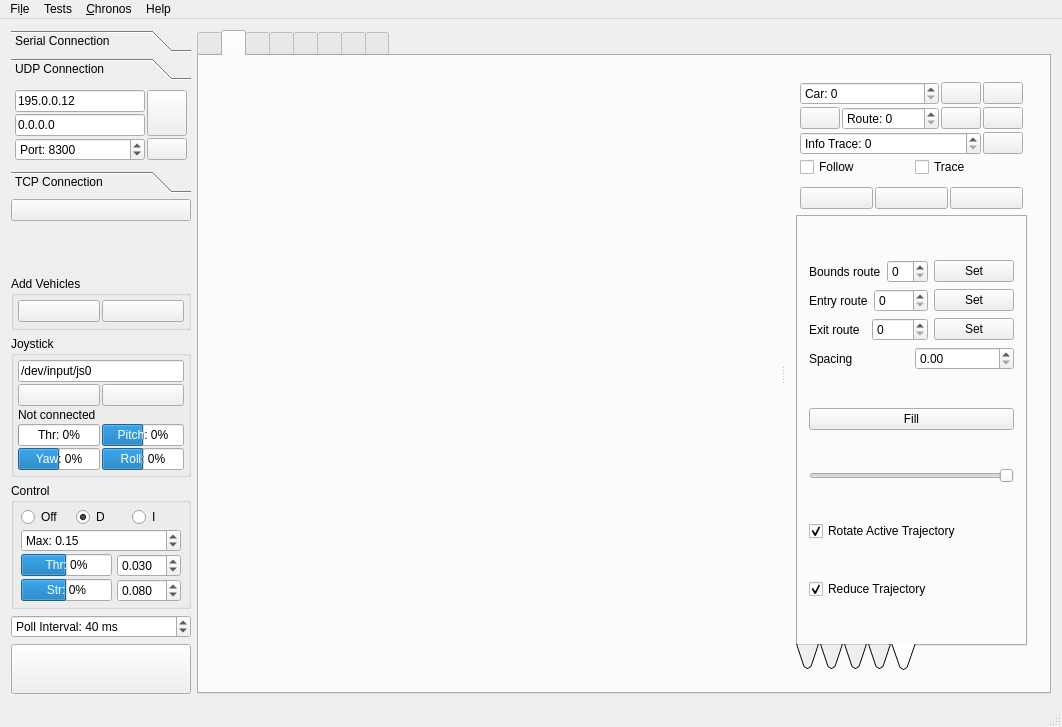
vedderb/rise_sdvp, file Linux/RControlStation/mainwindow.ui: the form before one commit.
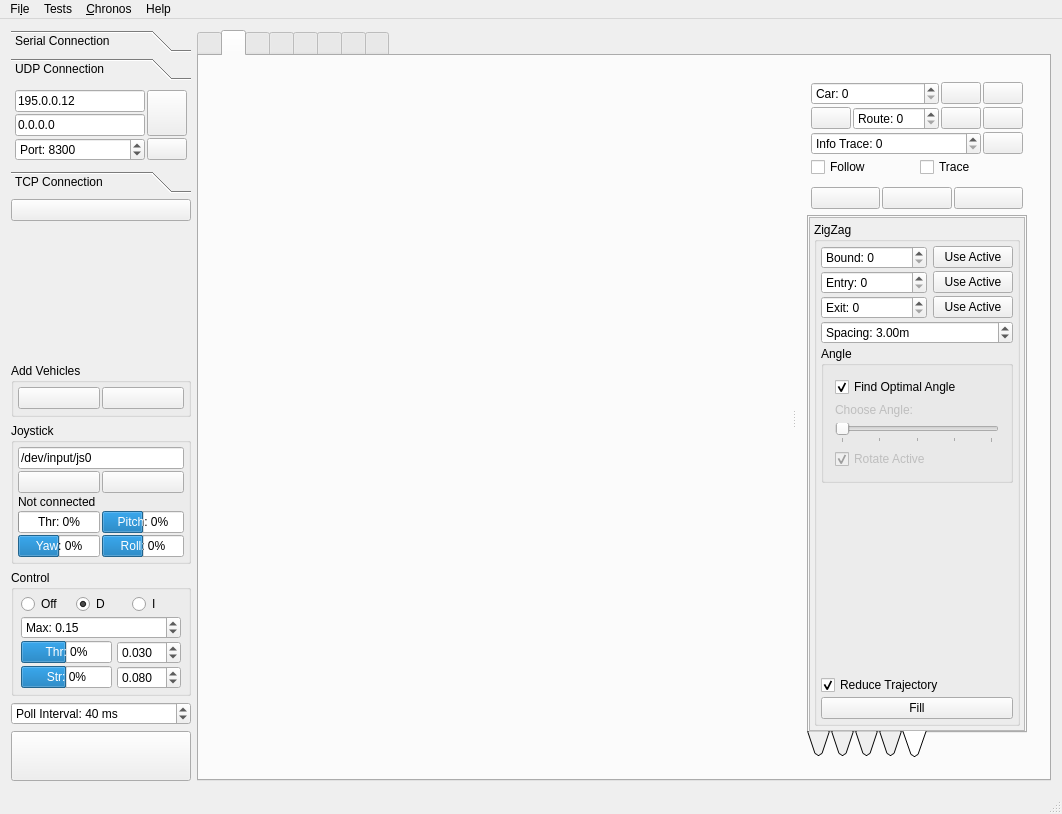
The form after the commit. The open tabs and pages were chosen to show the change. Icons and pictures are not drawn. Custom widgets are drawn as their Qt base class.

Commit message: RouteMagic: implement function to find optimal zigzag direction in a convex polygon, UI refresh

What changed in the file:
```diff
--- a/Linux/RControlStation/mainwindow.ui
+++ b/Linux/RControlStation/mainwindow.ui
@@ -7,7 +7,7 @@
     <x>0</x>
     <y>0</y>
     <width>1062</width>
-    <height>727</height>
+    <height>814</height>
    </rect>
   </property>
   <property name="windowTitle">
@@ -2760,96 +2760,209 @@
                 <string/>
                </attribute>
                <layout class="QVBoxLayout" name="verticalLayout_26">
+                <property name="spacing">
+                 <number>0</number>
+                </property>
+                <property name="leftMargin">
+                 <number>0</number>
+                </property>
+                <property name="topMargin">
+                 <number>0</number>
+                </property>
+                <property name="rightMargin">
+                 <number>0</number>
+                </property>
+                <property name="bottomMargin">
+                 <number>0</number>
+                </property>
                 <item>
-                 <layout class="QGridLayout" name="gridLayout_12">
-                  <item row="2" column="0">
-                   <layout class="QHBoxLayout" name="horizontalLayout_19">
-                    <item>
-                     <widget class="QLabel" name="label_4">
-                      <property name="text">
-                       <string>Exit route</string>
-                      </property>
-                     </widget>
-                    </item>
+                 <widget class="QScrollArea" name="scrollArea_4">
+                  <property name="horizontalScrollBarPolicy">
+                   <enum>Qt::ScrollBarAlwaysOff</enum>
+                  </property>
+                  <property name="widgetResizable">
+                   <bool>true</bool>
+                  </property>
+                  <widget class="QWidget" name="scrollAreaWidgetContents_4">
+                   <property name="geometry">
+                    <rect>
+                     <x>0</x>
+                     <y>0</y>
+                     <width>243</width>
+                     <height>468</height>
+                    </rect>
+                   </property>
+                   <layout class="QVBoxLayout" name="verticalLayout_27">
+                    <property name="spacing">
+                     <number>2</number>
+                    </property>
+                    <property name="leftMargin">
+                     <number>4</number>
+                    </property>
+                    <property name="topMargin">
+                     <number>4</number>
+                    </property>
+                    <property name="rightMargin">
+                     <number>4</number>
+                    </property>
+                    <property name="bottomMargin">
+                     <number>4</number>
+                    </property>
                     <item>
-                     <widget class="QSpinBox" name="exitRouteSpinBox"/>
-                    </item>
-                    <item>
-                     <widget class="QPushButton" name="setExitRoutePushButton">
-                      <property name="text">
-                       <string>Set</string>
+                     <widget class="QGroupBox" name="groupBox_20">
+                      <property name="sizePolicy">
+                       <sizepolicy hsizetype="Preferred" vsizetype="Minimum">
+                        <horstretch>0</horstretch>
+                        <verstretch>0</verstretch>
+                       </sizepolicy>
                       </property>
-                     </widget>
-                    </item>
-                   </layout>
-                  </item>
-                  <item row="0" column="0">
+                      <property name="title">
+                       <string>ZigZag</string>
+                      </property>
+                      <layout class="QVBoxLayout" name="verticalLayout_28">
+                       <property name="spacing">
+                        <number>2</number>
+                       </property>
+                       <property name="leftMargin">
+                        <number>4</number>
+                       </property>
+                       <property name="topMargin">
+                        <number>4</number>
+                       </property>
+                       <property name="rightMargin">
+                        <number>4</number>
+                       </property>
+                       <property name="bottomMargin">
+                        <number>4</number>
+                       </property>
+                       <item>
                    <layout class="QHBoxLayout" name="horizontalLayout_17">
                     <item>
-                     <widget class="QLabel" name="label">
-                      <property name="text">
-                       <string>Bounds route</string>
+                          <widget class="QSpinBox" name="boundsRouteSpinBox">
+                           <property name="sizePolicy">
+                            <sizepolicy hsizetype="MinimumExpanding" vsizetype="Fixed">
+                             <horstretch>0</horstretch>
+                             <verstretch>0</verstretch>
+                            </sizepolicy>
+                           </property>
+                           <property name="prefix">
+                            <string>Bound: </string>
                       </property>
                      </widget>
                     </item>
-                    <item>
-                     <widget class="QSpinBox" name="boundsRouteSpinBox"/>
-                    </item>
                     <item>
                      <widget class="QPushButton" name="setBoundsRoutePushButton">
                       <property name="text">
-                       <string>Set</string>
+                            <string>Use Active</string>
                       </property>
                      </widget>
                     </item>
                    </layout>
                   </item>
-                  <item row="1" column="0">
+                       <item>
                    <layout class="QHBoxLayout" name="horizontalLayout_18">
+                         <property name="spacing">
+                          <number>6</number>
+                         </property>
                     <item>
-                     <widget class="QLabel" name="label_2">
-                      <property name="text">
-                       <string>Entry route</string>
+                          <widget class="QSpinBox" name="entryRouteSpinBox">
+                           <property name="sizePolicy">
+                            <sizepolicy hsizetype="MinimumExpanding" vsizetype="Fixed">
+                             <horstretch>0</horstretch>
+                             <verstretch>0</verstretch>
+                            </sizepolicy>
+                           </property>
+                           <property name="prefix">
+                            <string>Entry: </string>
                       </property>
                      </widget>
                     </item>
-                    <item>
-                     <widget class="QSpinBox" name="entryRouteSpinBox"/>
-                    </item>
                     <item>
                      <widget class="QPushButton" name="setEntryRoutePushButton">
                       <property name="text">
-                       <string>Set</string>
+                            <string>Use Active</string>
                       </property>
                      </widget>
                     </item>
                    </layout>
                   </item>
-                  <item row="3" column="0">
-                   <layout class="QHBoxLayout" name="horizontalLayout_20">
                     <item>
-                     <widget class="QLabel" name="label_5">
-                      <property name="text">
-                       <string>Spacing</string>
-                      </property>
+                        <layout class="QHBoxLayout" name="horizontalLayout_19">
+                         <item>
+                          <widget class="QSpinBox" name="exitRouteSpinBox">
+                           <property name="sizePolicy">
+                            <sizepolicy hsizetype="MinimumExpanding" vsizetype="Fixed">
+                             <horstretch>0</horstretch>
+                             <verstretch>0</verstretch>
+                            </sizepolicy>
+                           </property>
+                           <property name="prefix">
+                            <string>Exit: </string>
+                           </property>
                      </widget>
                     </item>
                     <item>
-                     <widget class="QDoubleSpinBox" name="boundsFillSpacingSpinBox"/>
+                          <widget class="QPushButton" name="setExitRoutePushButton">
+                           <property name="text">
+                            <string>Use Active</string>
+                           </property>
+                          </widget>
                     </item>
                    </layout>
                   </item>
-                 </layout>
+                       <item>
+                        <widget class="QDoubleSpinBox" name="boundsFillSpacingSpinBox">
+                         <property name="prefix">
+                          <string>Spacing: </string>
+                         </property>
+                         <property name="suffix">
+                          <string>m</string>
+                         </property>
+                         <property name="minimum">
+                          <double>1.000000000000000</double>
+                         </property>
+                         <property name="value">
+                          <double>3.000000000000000</double>
+                         </property>
+                        </widget>
                 </item>
                 <item>
-                 <widget class="QPushButton" name="boundsFillPushButton">
+                        <widget class="QGroupBox" name="groupBox_21">
+                         <property name="title">
+                          <string>Angle</string>
+                         </property>
+                         <layout class="QVBoxLayout" name="verticalLayout_29">
+                          <item>
+                           <widget class="QCheckBox" name="findOptimalAngleCheckBox">
                   <property name="text">
-                   <string>Fill</string>
+                             <string>Find Optimal Angle</string>
+                            </property>
+                            <property name="checked">
+                             <bool>true</bool>
+                            </property>
+                            <property name="tristate">
+                             <bool>false</bool>
+                            </property>
+                           </widget>
+                          </item>
+                          <item>
+                           <widget class="QLabel" name="boundsFillAngleLabel">
+                            <property name="enabled">
+                             <bool>false</bool>
+                            </property>
+                            <property name="text">
+                             <string>Choose Angle:</string>
                   </property>
                  </widget>
                 </item>
                 <item>
                  <widget class="QSlider" name="boundsFillAngleSlider">
+                            <property name="enabled">
+                             <bool>false</bool>
+                            </property>
+                            <property name="layoutDirection">
+                             <enum>Qt::RightToLeft</enum>
+                            </property>
                   <property name="minimum">
                    <number>0</number>
                   </property>
@@ -2862,17 +2975,42 @@
                   <property name="invertedAppearance">
                    <bool>true</bool>
                   </property>
+                            <property name="tickPosition">
+                             <enum>QSlider::TicksBelow</enum>
+                            </property>
+                            <property name="tickInterval">
+                             <number>90</number>
+                            </property>
                  </widget>
                 </item>
                 <item>
                  <widget class="QCheckBox" name="rotateActiveTrajectoryCheckBox">
+                            <property name="enabled">
+                             <bool>false</bool>
+                            </property>
                   <property name="text">
-                   <string>Rotate Active Trajectory</string>
+                             <string>Rotate Active</string>
                   </property>
                   <property name="checked">
                    <bool>true</bool>
                   </property>
                  </widget>
+                          </item>
+                         </layout>
+                        </widget>
+                       </item>
+                       <item>
+                        <spacer name="verticalSpacer_6">
+                         <property name="orientation">
+                          <enum>Qt::Vertical</enum>
+                         </property>
+                         <property name="sizeHint" stdset="0">
+                          <size>
+                           <width>20</width>
+                           <height>40</height>
+                          </size>
+                         </property>
+                        </spacer>
                 </item>
                 <item>
                  <widget class="QCheckBox" name="reduceTrajectoryCheckBox">
@@ -2884,6 +3022,20 @@
                   </property>
                  </widget>
                 </item>
+                       <item>
+                        <widget class="QPushButton" name="boundsFillPushButton">
+                         <property name="text">
+                          <string>Fill</string>
+                         </property>
+                        </widget>
+                       </item>
+                      </layout>
+                     </widget>
+                    </item>
+                   </layout>
+                  </widget>
+                 </widget>
+                </item>
                </layout>
               </widget>
              </widget>
```
Left out of the diff: 36 changed lines with no effect on the pictures. Lines whose indentation alone changed are shown as unchanged. The commit also changes 4 other files.
